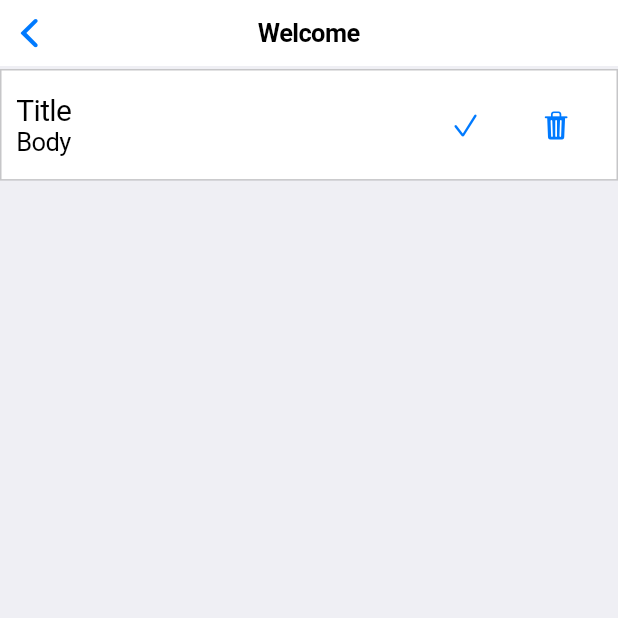
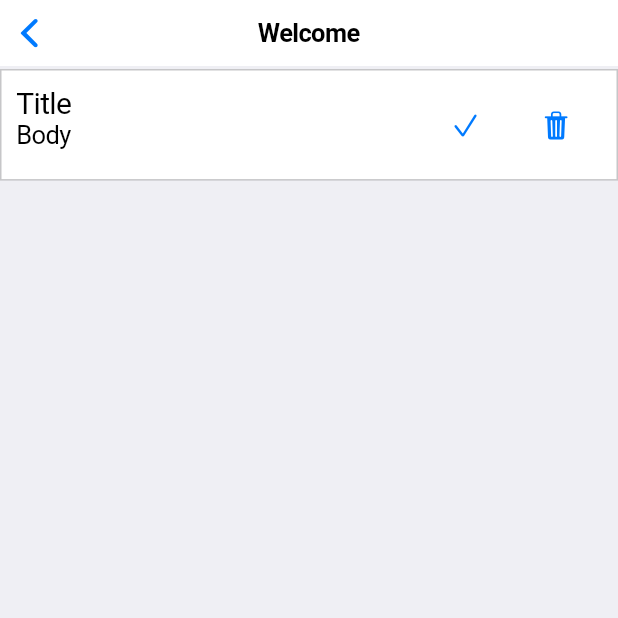
Before and after one commit to ddevcrimson/todoapp, a Flutter app: the MainPage screen opened directly, on a phone screen of 412 x 824 dp, the top half of it. Run offline on Flutter 3.47's test engine with Material 2 defaults, Android fonts, the phone set to English and light mode, and no system bars; missing offline and left inert: flutter_shake_animated.

Commit message:
some fixes

```diff
--- a/lib/main_page.dart
+++ b/lib/main_page.dart
@@ -103,6 +103,8 @@ class NoteWidgetState extends State<NoteWidget> {
         margin: const EdgeInsets.symmetric(vertical: 2),
         padding: const EdgeInsets.all(10),
         child: Row(
+          crossAxisAlignment:
+              note.done ? CrossAxisAlignment.center : CrossAxisAlignment.start,
           mainAxisAlignment: MainAxisAlignment.spaceBetween,
           children: [
             Expanded(
```
